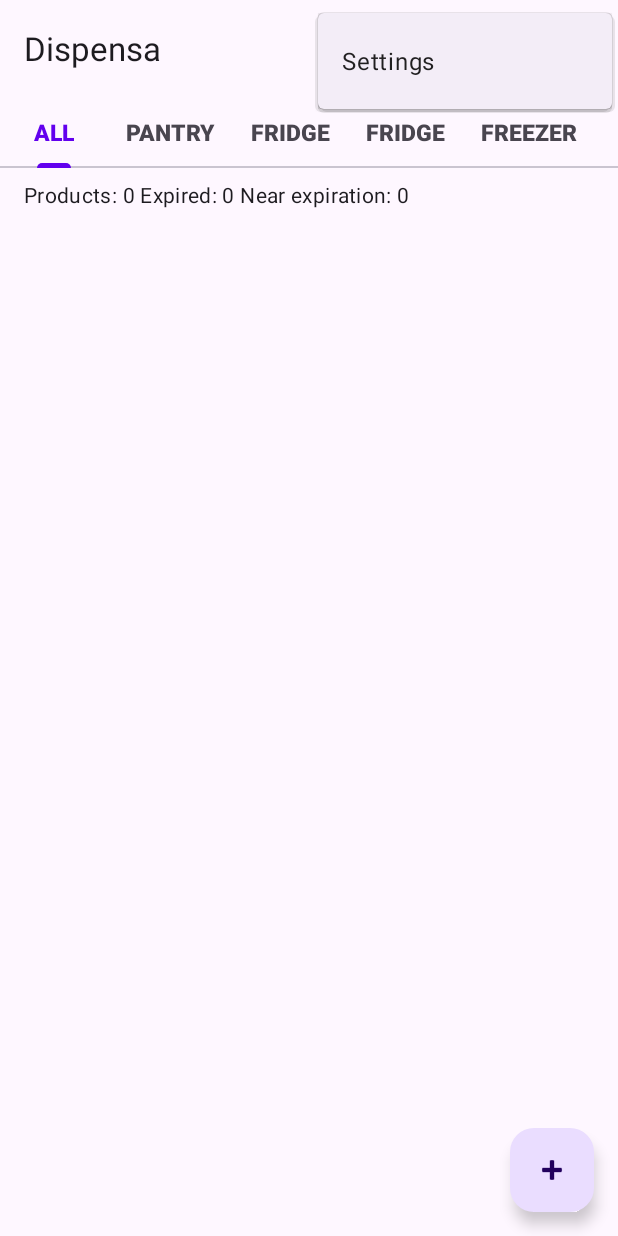
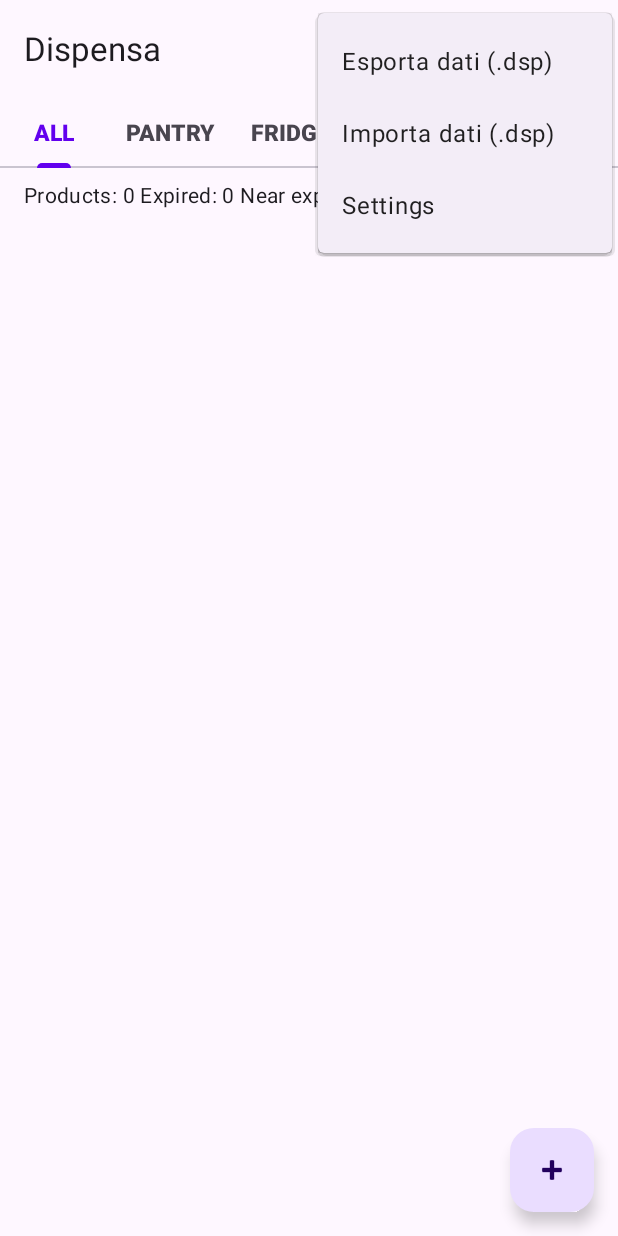
Before and after one commit to enricofrigo/dispensa, an Android app: the screen it shows after launch (MainActivity), with the options menu open, on a phone screen of 412 x 824 dp. Run offline under Robolectric (Android 15) with nearby library versions, the light colour scheme and no system bars; our stand-ins replace Room's generated code, androidx.preference; pictures from the network do not load; 2 statements that could not run were skipped.

Commit message:
add export

```diff
--- a/app/src/main/java/eu/frigo/dispensa/data/category/CategoryDefinitionDao.java
+++ b/app/src/main/java/eu/frigo/dispensa/data/category/CategoryDefinitionDao.java
@@ -27,6 +27,7 @@ public interface CategoryDefinitionDao {
 
     @Query("DELETE FROM categories_definitions")
     void deleteAllCategoryDefinitions();
+
     @Query("SELECT * FROM categories_definitions ")
     LiveData<List<CategoryDefinition>> getAllCategoryDefinitions();
 
@@ -35,4 +36,7 @@ public interface CategoryDefinitionDao {
 
     @Query("SELECT * FROM categories_definitions WHERE tag_name = :apiTag")
     CategoryDefinition getCategoryByTagName(String apiTag);
+
+    @Query("SELECT * FROM categories_definitions")
+    List<CategoryDefinition> getAllCategoryDefinitionsSync();
 }
--- a/app/src/main/java/eu/frigo/dispensa/data/category/ProductCategoryLinkDao.java
+++ b/app/src/main/java/eu/frigo/dispensa/data/category/ProductCategoryLinkDao.java
@@ -27,10 +27,16 @@ public interface ProductCategoryLinkDao {
 
     @Query("DELETE FROM product_category_links")
     void deleteAllProductCategoryLink();
+
     @Query("SELECT * FROM product_category_links ")
     LiveData<List<ProductCategoryLink>> getAllProductCategoryLink();
+
     @Query("SELECT * FROM product_category_links WHERE product_id_fk = :id")
     LiveData<List<ProductCategoryLink>> getProductCategoryLinkByProductId(int id);
+
     @Query("DELETE FROM product_category_links WHERE product_id_fk = :id")
     void deleteByProductId(int id);
+
+    @Query("SELECT * FROM product_category_links")
+    List<ProductCategoryLink> getAllProductCategoryLinksSync();
 }
--- a/app/src/main/res/menu/menu_main.xml
+++ b/app/src/main/res/menu/menu_main.xml
@@ -14,6 +14,14 @@
         app:iconTint="@android:color/white"
         app:showAsAction="ifRoom" />
     <item
+        android:id="@+id/action_export"
+        android:title="@string/action_export"
+        app:showAsAction="never" />
+    <item
+        android:id="@+id/action_import"
+        android:title="@string/action_import"
+        app:showAsAction="never" />
+    <item
         android:id="@+id/action_settings"
         android:orderInCategory="100"
         android:title="@string/action_settings"
--- a/app/src/main/res/values/strings.xml
+++ b/app/src/main/res/values/strings.xml
@@ -12,6 +12,8 @@
     <string name="action_settings">Settings</string>
     <string name="layout_grid_title">Grid</string>
     <string name="layout_list_title">List</string>
+    <string name="action_export">Esporta dati (.dsp)</string>
+    <string name="action_import">Importa dati (.dsp)</string>
 
     <!-- Permissions -->
     <string name="notify_permission_title">Permesso Notifiche Richiesto</string>
@@ -173,5 +175,10 @@
     <string name="exp_date_del_rescan">Delete and rescan expiring date</string>
     <string name="add_product_scan">Scan</string>
     <string name="add_product_image">Select image</string>
-
+    <string name="export_success">Dati esportati correttamente</string>
+    <string name="export_error">Errore durante l\'esportazione: %s</string>
+    <string name="import_success">Dati importati correttamente. Riavvio in corso...</string>
+    <string name="import_error">Errore durante l\'importazione: %s</string>
+    <string name="import_confirm_title">Conferma Importazione</string>
+    <string name="import_confirm_message">Questa operazione sostituirà tutti i dati attuali con quelli del file selezionato. Vuoi continuare?</string>
 </resources>
```
Also changed, not shown: app/src/main/java/eu/frigo/dispensa/activity/MainActivity.java (+72 -0 lines), app/src/main/java/eu/frigo/dispensa/data/backup/BackupData.java (added, +28 -0 lines), app/src/main/java/eu/frigo/dispensa/data/backup/BackupManager.java (added, +95 -0 lines).
